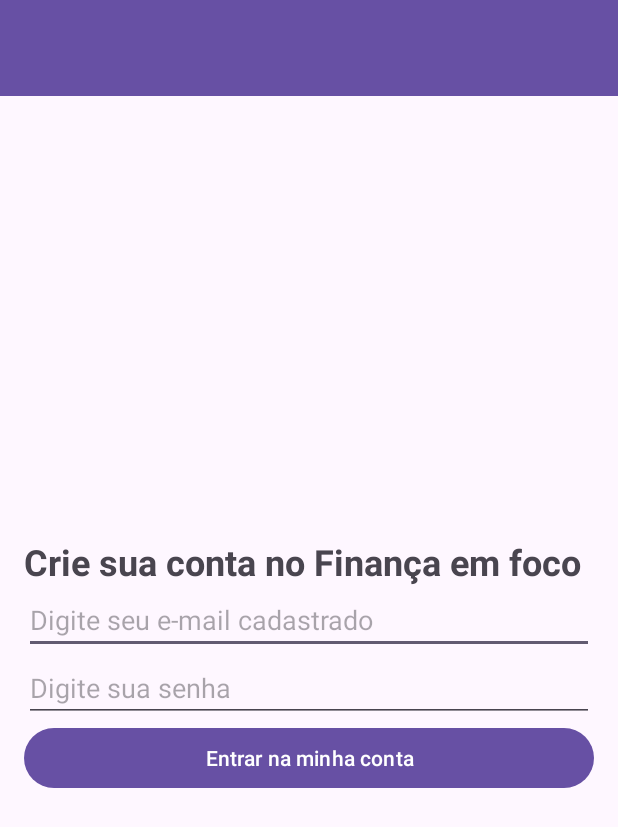
After one commit to limaenz/financa-em-foco-app, an Android app: the layout activity_register.xml on its own in the app's theme, with its tools: preview values and no code run, on a phone screen of 412 x 824 dp. The commit adds this screen. Shown: the top 827 px of the screen. Run offline under Robolectric (Android 15) with nearby library versions, the phone set to English and light mode, and no system bars.

Commit message:
feat: adding news screens login and register

```diff
--- a/app/src/main/res/layout/activity_main.xml
+++ b/app/src/main/res/layout/activity_main.xml
@@ -13,6 +13,7 @@
         android:layout_width="wrap_content"
         android:layout_height="wrap_content"
         android:text="Finança em Foco"
+        android:layout_marginBottom="80dp"
         android:textSize="24sp"
         android:textStyle="bold" />
 
--- /dev/null
+++ b/app/src/main/res/layout/activity_register.xml
@@ -0,0 +1,53 @@
+<?xml version="1.0" encoding="utf-8"?>
+<RelativeLayout xmlns:android="http://schemas.android.com/apk/res/android"
+    xmlns:tools="http://schemas.android.com/tools"
+    android:layout_width="match_parent"
+    android:layout_height="match_parent"
+    tools:context=".RegisterActivity">
+
+    <androidx.appcompat.widget.Toolbar
+        android:id="@+id/toolbar"
+        android:layout_width="match_parent"
+        android:layout_height="?attr/actionBarSize"
+        android:layout_alignParentTop="true"
+        android:background="?attr/colorPrimary"
+        android:elevation="4dp"
+        android:theme="@style/ThemeOverlay.AppCompat.ActionBar" />
+
+    <LinearLayout
+        android:layout_width="match_parent"
+        android:layout_height="match_parent"
+        android:layout_below="@id/toolbar"
+        android:gravity="center"
+        android:orientation="vertical"
+        android:padding="16dp">
+
+        <TextView
+            android:id="@+id/textViewCabecalho"
+            android:layout_width="match_parent"
+            android:layout_height="wrap_content"
+            android:text="Crie sua conta no Finança em foco"
+            android:textSize="24sp"
+            android:textStyle="bold" />
+
+        <EditText
+            android:id="@+id/editTextUsername"
+            android:layout_width="match_parent"
+            android:layout_height="wrap_content"
+            android:hint="Digite seu e-mail cadastrado" />
+
+        <EditText
+            android:id="@+id/editTextPassword"
+            android:layout_width="match_parent"
+            android:layout_height="wrap_content"
+            android:hint="Digite sua senha"
+            android:inputType="textPassword" />
+
+        <Button
+            android:id="@+id/buttonVoltar"
+            android:layout_width="match_parent"
+            android:layout_height="wrap_content"
+            android:text="Entrar na minha conta" />
+
+    </LinearLayout>
+</RelativeLayout>
```
Also changed, not shown: app/src/main/java/com/example/financa_em_foco_app/LoginActivity.java (added, +22 -0 lines), app/src/main/java/com/example/financa_em_foco_app/MainActivity.java (+17 -5 lines), app/src/main/java/com/example/financa_em_foco_app/RegisterActivity.java (added, +22 -0 lines), app/src/main/res/layout/activity_login.xml (added, +54 -0 lines), 2 other files.
